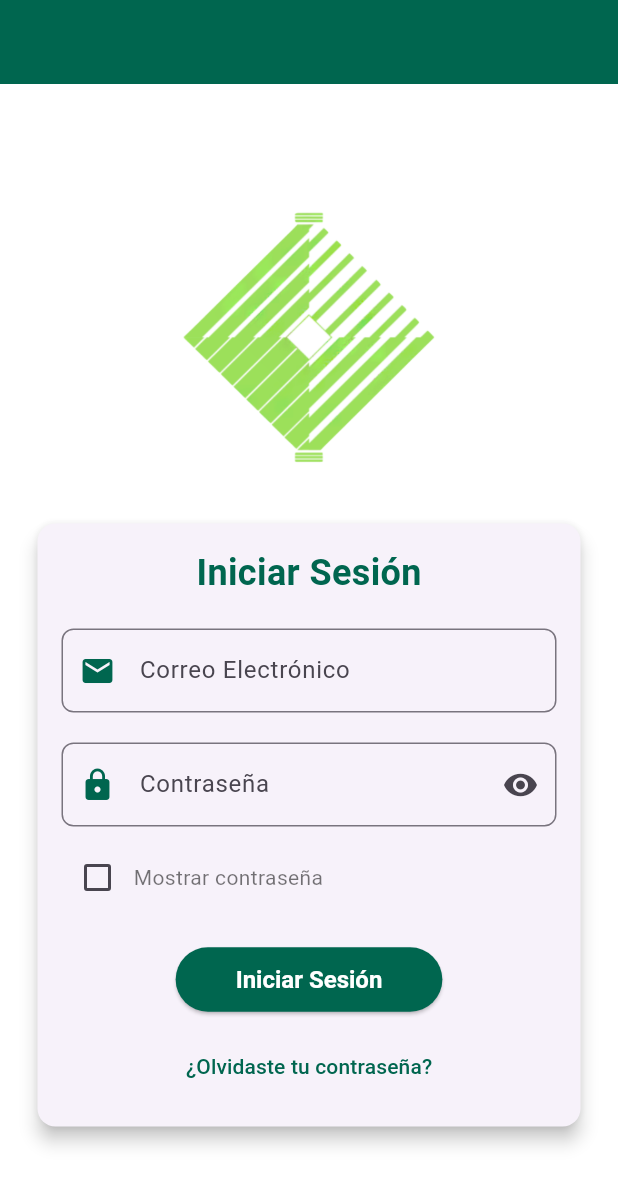
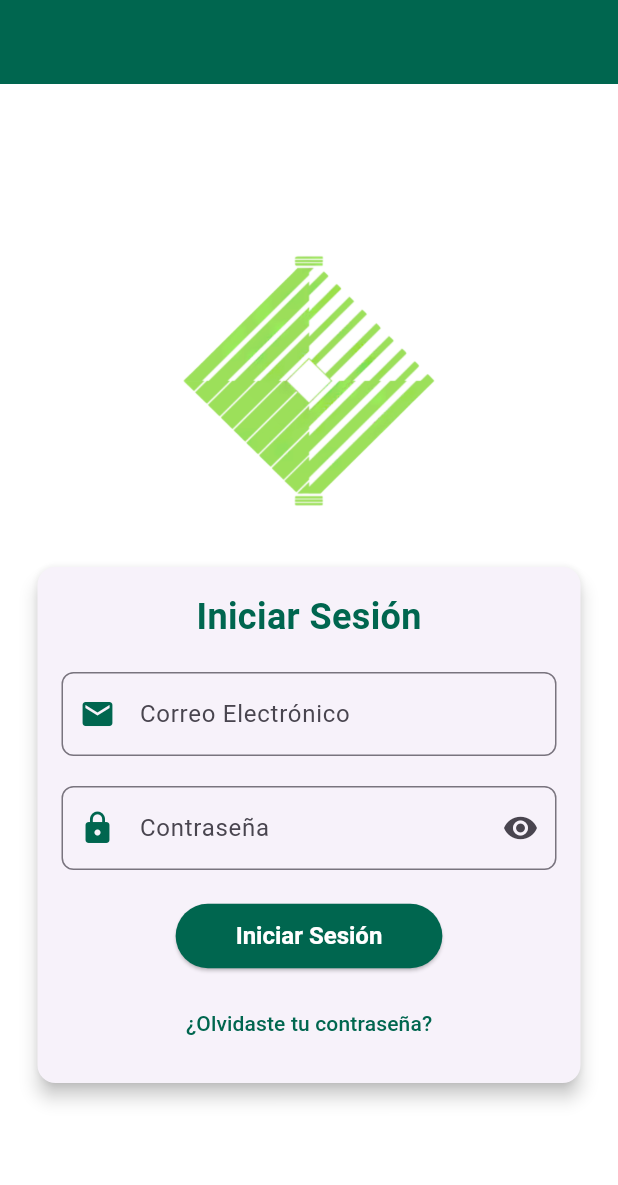
Before and after one commit to Arielo16/UniTask, a Flutter app: the screen it shows after launch, on a phone screen of 412 x 824 dp. Shown: the top 1185 px of the screen. Run offline on Flutter 3.47's test engine with Material 3 defaults, Android fonts, the phone set to English and light mode, and no system bars; our stand-ins replace flutter_colorpicker.

Commit message:
quitar_boton_mostrar comntraseña

```diff
--- a/Movil/unitask_movil/lib/widgets/card_inicio_sesion.dart
+++ b/Movil/unitask_movil/lib/widgets/card_inicio_sesion.dart
@@ -96,20 +96,6 @@ class CardInicioSesion extends StatelessWidget {
                       return null;
                     },
                   ),
-                  const SizedBox(height: 10),
-                  Row(
-                    children: [
-                      Checkbox(
-                        value: rememberMe,
-                        onChanged: onRememberMeChanged,
-                        activeColor: const Color(0xFF00664F),
-                      ),
-                      const Text(
-                        'Mostrar contraseña',
-                        style: TextStyle(color: Colors.black54),
-                      ),
-                    ],
-                  ),
                   const SizedBox(height: 20),
                   ElevatedButton(
                     onPressed: onLogin,
```
